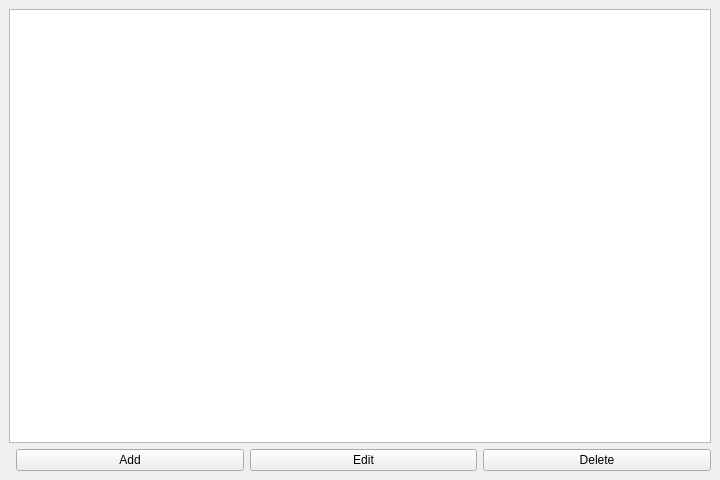
Above: ui/mainwindow.ui from Flack74/Addressbook-Management before the change. Below: the same form after it.
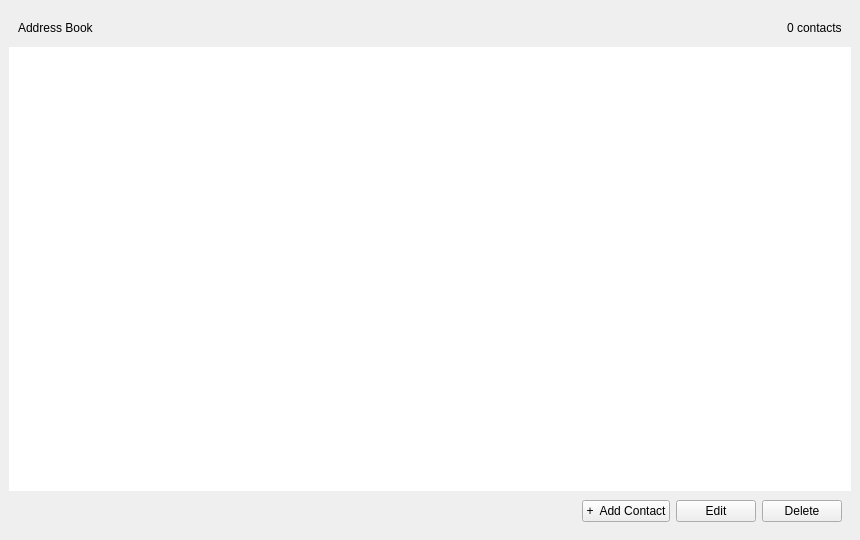
That is the form after the change.

Commit message: refactor: improve UI layout and usability

The edit to the form file:
```diff
--- a/ui/mainwindow.ui
+++ b/ui/mainwindow.ui
@@ -3,19 +3,50 @@
  <class>MainWindow</class>
  <widget class="QMainWindow" name="MainWindow">
   <property name="geometry">
-   <rect><x>0</x><y>0</y><width>720</width><height>480</height></rect>
+   <rect><x>0</x><y>0</y><width>860</width><height>540</height></rect>
   </property>
   <widget class="QWidget" name="centralwidget">
    <layout class="QVBoxLayout" name="verticalLayout">
+    <property name="spacing"><number>0</number></property>
     <item>
-     <widget class="QTableWidget" name="tableContacts"/>
+     <widget class="QWidget" name="headerWidget">
+      <property name="minimumHeight"><number>64</number></property>
+      <layout class="QHBoxLayout" name="headerLayout">
+       <item>
+        <widget class="QLabel" name="lblTitle">
+         <property name="text"><string>Address Book</string></property>
+        </widget>
     </item>
     <item>
-     <layout class="QHBoxLayout" name="horizontalLayout">
-      <item><spacer><property name="orientation"><enum>Qt::Horizontal</enum></property></spacer></item>
+        <spacer><property name="orientation"><enum>Qt::Horizontal</enum></property><property name="sizeHint" stdset="0"><size><width>40</width><height>20</height></size></property></spacer>
+       </item>
+       <item>
+        <widget class="QLabel" name="lblCount">
+         <property name="text"><string>0 contacts</string></property>
+        </widget>
+       </item>
+      </layout>
+     </widget>
+    </item>
+    <item>
+     <widget class="QTableWidget" name="tableContacts">
+      <property name="frameShape"><enum>QFrame::NoFrame</enum></property>
+      <property name="showGrid"><bool>false</bool></property>
+      <property name="alternatingRowColors"><bool>true</bool></property>
+     </widget>
+    </item>
+    <item>
+     <widget class="QWidget" name="toolbarWidget">
+      <property name="minimumHeight"><number>60</number></property>
+      <layout class="QHBoxLayout" name="toolbarLayout">
+       <item>
+        <spacer><property name="orientation"><enum>Qt::Horizontal</enum></property><property name="sizeHint" stdset="0"><size><width>40</width><height>20</height></size></property></spacer>
+       </item>
       <item>
        <widget class="QPushButton" name="btnAdd">
-        <property name="text"><string>Add</string></property>
+         <property name="text"><string>+  Add Contact</string></property>
+         <property name="minimumWidth"><number>130</number></property>
+         <property name="minimumHeight"><number>36</number></property>
        </widget>
       </item>
       <item>
@@ -29,6 +60,7 @@
        </widget>
       </item>
      </layout>
+     </widget>
     </item>
    </layout>
   </widget>
```
Left out of the diff: 4 changed lines with no effect on the pictures. Lines whose indentation alone changed are shown as unchanged. The commit also changes 5 other files.
